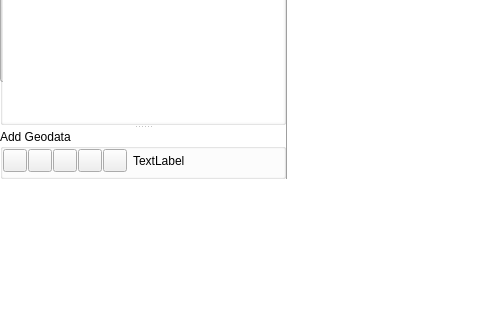
Above: kadas/app/ui/kadaswindowbase.ui from kadas-albireo/kadas-albireo2 before the change; both pictures show x 0 to 480 and y 170 to 490 of the 1024 by 768 pixel window. Below: the same form after it.
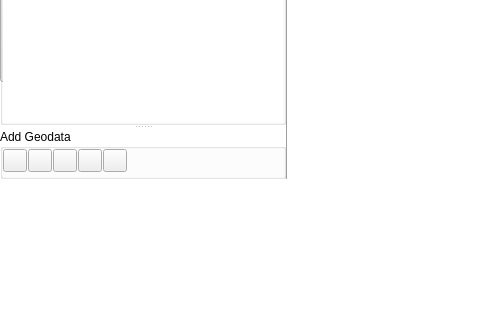
That is the form after the change. Icons and pictures are not drawn. Custom widgets are drawn as their Qt base class.

```diff
--- a/kadas/app/ui/kadaswindowbase.ui
+++ b/kadas/app/ui/kadaswindowbase.ui
@@ -480,11 +480,7 @@
                 </spacer>
                </item>
                <item>
-                <widget class="QLabel" name="mLabelUsername">
-                 <property name="text">
-                  <string>TextLabel</string>
-                 </property>
-                </widget>
+                <widget class="QLabel" name="mLabelUsername"/>
                </item>
                <item>
                 <spacer name="horizontalSpacer">
```
